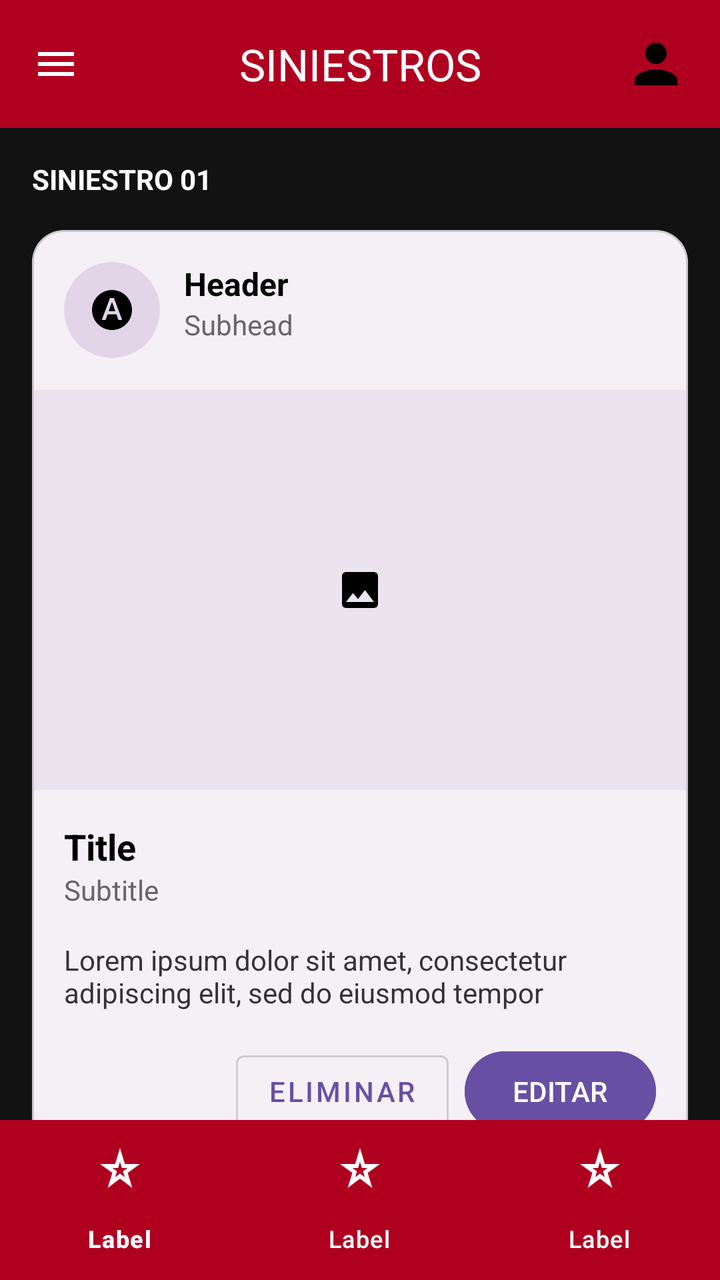
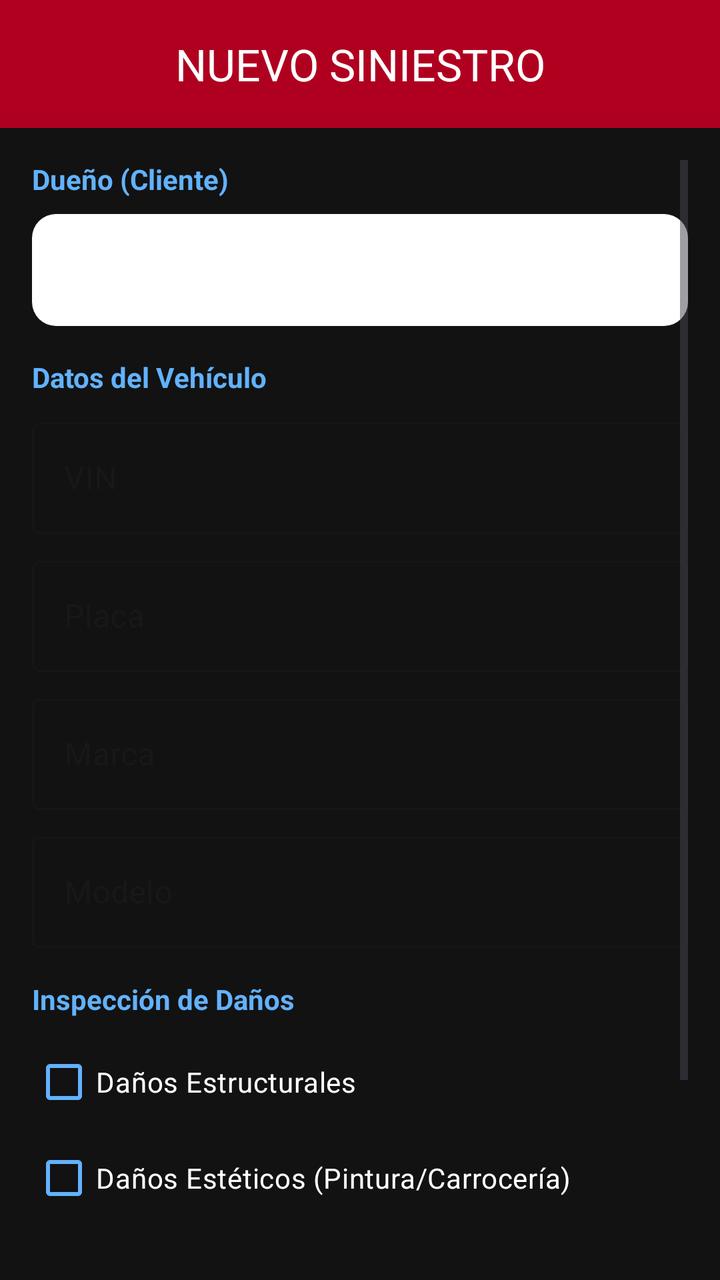

Before-and-after screenshots of an Android layout around one commit, followed by the original layout XML and the change that was made.
<!-- AndroidManifest.xml: application theme Theme.Autotechs -->
<!-- res/layout/activity_siniestros_crud.xml -->
<?xml version="1.0" encoding="utf-8"?>
<androidx.constraintlayout.widget.ConstraintLayout
    xmlns:android="http://schemas.android.com/apk/res/android"
    xmlns:app="http://schemas.android.com/apk/res-auto"
    android:layout_width="match_parent"
    android:layout_height="match_parent"
    android:background="#121212">

    <com.google.android.material.appbar.AppBarLayout
        android:id="@+id/appBarLayout"
        android:layout_width="match_parent"
        android:layout_height="wrap_content"
        app:layout_constraintTop_toTopOf="parent">

        <com.google.android.material.appbar.MaterialToolbar
            android:id="@+id/topAppBar"
            android:layout_width="match_parent"
            android:layout_height="?attr/actionBarSize"
            android:background="#B00020"
            app:navigationIcon="@drawable/ic_menu"
            app:navigationIconTint="@android:color/white"
            app:title="SINIESTROS"
            app:titleCentered="true"
            app:titleTextColor="@android:color/white">

            <ImageView
                android:layout_width="32dp"
                android:layout_height="32dp"
                android:layout_gravity="end"
                android:layout_marginEnd="16dp"
                android:src="@drawable/ic_profile_placeholder" />
        </com.google.android.material.appbar.MaterialToolbar>
    </com.google.android.material.appbar.AppBarLayout>

    <TextView
        android:id="@+id/tvLabelCliente"
        android:layout_width="wrap_content"
        android:layout_height="wrap_content"
        android:layout_marginStart="16dp"
        android:layout_marginTop="16dp"
        android:text="SINIESTRO 01"
        android:textColor="@android:color/white"
        android:textStyle="bold"
        app:layout_constraintStart_toStartOf="parent"
        app:layout_constraintTop_toBottomOf="@id/appBarLayout" />

    <com.google.android.material.card.MaterialCardView
        android:layout_width="match_parent"
        android:layout_height="wrap_content"
        android:layout_margin="16dp"
        app:cardCornerRadius="16dp"
        app:cardBackgroundColor="#F5F0F6"
        app:layout_constraintTop_toBottomOf="@id/tvLabelCliente">

        <LinearLayout
            android:layout_width="match_parent"
            android:layout_height="wrap_content"
            android:orientation="vertical">

            <RelativeLayout
                android:layout_width="match_parent"
                android:layout_height="wrap_content"
                android:padding="16dp">

                <com.google.android.material.imageview.ShapeableImageView
                    android:id="@+id/avatar"
                    android:layout_width="48dp"
                    android:layout_height="48dp"
                    android:background="#E1D5E7"
                    android:scaleType="center"
                    android:src="@drawable/ic_letter_a"
                    app:shapeAppearanceOverlay="@style/CircleImage" />

                <LinearLayout
                    android:layout_width="wrap_content"
                    android:layout_height="wrap_content"
                    android:layout_toEndOf="@id/avatar"
                    android:layout_marginStart="12dp"
                    android:orientation="vertical">

                    <TextView
                        android:layout_width="wrap_content"
                        android:layout_height="wrap_content"
                        android:text="Header"
                        android:textColor="#000000"
                        android:textSize="16sp"
                        android:textStyle="bold" />

                    <TextView
                        android:layout_width="wrap_content"
                        android:layout_height="wrap_content"
                        android:text="Subhead"
                        android:textColor="#666666" />
                </LinearLayout>
            </RelativeLayout>

            <ImageView
                android:layout_width="match_parent"
                android:layout_height="200dp"
                android:background="#EBE4EF"
                android:scaleType="centerInside"
                android:src="@drawable/ic_shapes_placeholder" />

            <LinearLayout
                android:layout_width="match_parent"
                android:layout_height="wrap_content"
                android:padding="16dp"
                android:orientation="vertical">

                <TextView
                    android:layout_width="wrap_content"
                    android:layout_height="wrap_content"
                    android:text="Title"
                    android:textColor="#000000"
                    android:textSize="18sp"
                    android:textStyle="bold" />

                <TextView
                    android:layout_width="wrap_content"
                    android:layout_height="wrap_content"
                    android:text="Subtitle"
                    android:textColor="#666666" />

                <TextView
                    android:layout_width="match_parent"
                    android:layout_height="wrap_content"
                    android:layout_marginTop="16dp"
                    android:text="Lorem ipsum dolor sit amet, consectetur adipiscing elit, sed do eiusmod tempor"
                    android:textColor="#333333" />

                <LinearLayout
                    android:layout_width="wrap_content"
                    android:layout_height="wrap_content"
                    android:layout_gravity="end"
                    android:layout_marginTop="16dp"
                    android:orientation="horizontal">

                    <com.google.android.material.button.MaterialButton
                        style="@style/Widget.MaterialComponents.Button.OutlinedButton"
                        android:layout_width="wrap_content"
                        android:layout_height="wrap_content"
                        android:layout_marginEnd="8dp"
                        android:text="ELIMINAR"
                        android:textColor="#6750A4"
                        app:strokeColor="#CCCCCC" />

                    <com.google.android.material.button.MaterialButton
                        android:id="@+id/btnEditar"
                        android:layout_width="wrap_content"
                        android:layout_height="wrap_content"
                        android:backgroundTint="#6750A4"
                        android:text="EDITAR"
                        android:textColor="@android:color/white" />
                </LinearLayout>
            </LinearLayout>
        </LinearLayout>
    </com.google.android.material.card.MaterialCardView>

    <com.google.android.material.bottomnavigation.BottomNavigationView
        android:id="@+id/bottomNavigation"
        android:layout_width="match_parent"
        android:layout_height="wrap_content"
        android:background="#B00020"
        app:itemIconTint="@android:color/white"
        app:itemTextColor="@android:color/white"
        app:layout_constraintBottom_toBottomOf="parent"
        app:menu="@menu/bottom_nav_menu" />

</androidx.constraintlayout.widget.ConstraintLayout>
<!-- resources referenced by this layout -->
<resources>
  <!-- drawable ic_letter_a (drawable) -->
  <vector xmlns:android="http://schemas.android.com/apk/res/android" android:height="24dp" android:tint="#000000" android:viewportHeight="24" android:viewportWidth="24" android:width="24dp">
        
      <path android:fillColor="@android:color/white" android:pathData="M12.04,8.04l-0.09,0l-1.6,4.55l3.29,0z"/>
        
      <path android:fillColor="@android:color/white" android:pathData="M12,2C6.48,2 2,6.48 2,12s4.48,10 10,10s10,-4.48 10,-10S17.52,2 12,2zM15.21,17l-0.98,-2.81H9.78l-1,2.81h-1.9l4.13,-11h1.97l4.13,11H15.21z"/>
      
  </vector>
  <!-- drawable ic_menu (drawable) -->
  <vector xmlns:android="http://schemas.android.com/apk/res/android" android:height="24dp" android:tint="#000000" android:viewportHeight="24" android:viewportWidth="24" android:width="24dp">
        
      <path android:fillColor="@android:color/white" android:pathData="M3,18h18v-2L3,16v2zM3,13h18v-2L3,11v2zM3,6v2h18L21,6L3,6z"/>
      
  </vector>
  <!-- drawable ic_profile_placeholder (drawable) -->
  <vector xmlns:android="http://schemas.android.com/apk/res/android" android:height="24dp" android:tint="#000000" android:viewportHeight="24" android:viewportWidth="24" android:width="24dp">
        
      <path android:fillColor="@android:color/white" android:pathData="M12,12c2.21,0 4,-1.79 4,-4s-1.79,-4 -4,-4 -4,1.79 -4,4 1.79,4 4,4zM12,14c-2.67,0 -8,1.34 -8,4v2h16v-2c0,-2.66 -5.33,-4 -8,-4z"/>
      
  </vector>
  <!-- drawable ic_shapes_placeholder (drawable) -->
  <vector xmlns:android="http://schemas.android.com/apk/res/android" android:height="24dp" android:tint="#000000" android:viewportHeight="24" android:viewportWidth="24" android:width="24dp">
        
      <path android:fillColor="@android:color/white" android:pathData="M21,19V5c0,-1.1 -0.9,-2 -2,-2H5c-1.1,0 -2,0.9 -2,2v14c0,1.1 0.9,2 2,2h14c1.1,0 2,-0.9 2,-2zM8.5,13.5l2.5,3.01L14.5,12l4.5,6H5l3.5,-4.5z"/>
      
  </vector>
  <style name="CircleImage">
          <item name="cornerSize">50%</item>
      </style>
  <style name="Theme.Autotechs" parent="Base.Theme.Autotechs" />
  <style name="Base.Theme.Autotechs" parent="Theme.Material3.DayNight.NoActionBar">
          
          
      </style>
</resources>

<!-- the commit's change to res/layout/activity_siniestros_crud.xml (unified diff, before → after) -->
@@ -17,153 +17,143 @@
             android:layout_width="match_parent"
             android:layout_height="?attr/actionBarSize"
             android:background="#B00020"
-            app:navigationIcon="@drawable/ic_menu"
             app:navigationIconTint="@android:color/white"
-            app:title="SINIESTROS"
+            app:title="NUEVO SINIESTRO"
             app:titleCentered="true"
-            app:titleTextColor="@android:color/white">
-
-            <ImageView
-                android:layout_width="32dp"
-                android:layout_height="32dp"
-                android:layout_gravity="end"
-                android:layout_marginEnd="16dp"
-                android:src="@drawable/ic_profile_placeholder" />
-        </com.google.android.material.appbar.MaterialToolbar>
+            app:titleTextColor="@android:color/white" />
     </com.google.android.material.appbar.AppBarLayout>
 
-    <TextView
-        android:id="@+id/tvLabelCliente"
-        android:layout_width="wrap_content"
-        android:layout_height="wrap_content"
-        android:layout_marginStart="16dp"
-        android:layout_marginTop="16dp"
-        android:text="SINIESTRO 01"
-        android:textColor="@android:color/white"
-        android:textStyle="bold"
-        app:layout_constraintStart_toStartOf="parent"
-        app:layout_constraintTop_toBottomOf="@id/appBarLayout" />
-
-    <com.google.android.material.card.MaterialCardView
+    <ScrollView
         android:layout_width="match_parent"
-        android:layout_height="wrap_content"
-        android:layout_margin="16dp"
-        app:cardCornerRadius="16dp"
-        app:cardBackgroundColor="#F5F0F6"
-        app:layout_constraintTop_toBottomOf="@id/tvLabelCliente">
+        android:layout_height="0dp"
+        android:padding="16dp"
+        app:layout_constraintTop_toBottomOf="@id/appBarLayout"
+        app:layout_constraintBottom_toBottomOf="parent">
 
         <LinearLayout
             android:layout_width="match_parent"
             android:layout_height="wrap_content"
             android:orientation="vertical">
 
-            <RelativeLayout
+            <TextView
+                android:layout_width="wrap_content"
+                android:layout_height="wrap_content"
+                android:text="Dueño (Cliente)"
+                android:textColor="#62B2FD"
+                android:textStyle="bold"
+                android:layout_marginBottom="8dp"/>
+
+            <Spinner
+                android:id="@+id/spClientes"
+                android:layout_width="match_parent"
+                android:layout_height="56dp"
+                android:layout_marginBottom="16dp"
+                android:background="@drawable/rounded_input_bg"
+                android:padding="8dp" />
+
+            <TextView
+                android:layout_width="wrap_content"
+                android:layout_height="wrap_content"
+                android:text="Datos del Vehículo"
+                android:textColor="#62B2FD"
+                android:textStyle="bold"
+                android:layout_marginBottom="8dp"/>
+
+            <com.google.android.material.textfield.TextInputLayout
                 android:layout_width="match_parent"
                 android:layout_height="wrap_content"
-                android:padding="16dp">
+                android:layout_marginBottom="8dp"
+                style="@style/Widget.MaterialComponents.TextInputLayout.OutlinedBox">
+                <com.google.android.material.textfield.TextInputEditText
+                    android:id="@+id/etVin"
+                    android:layout_width="match_parent"
+                    android:layout_height="wrap_content"
+                    android:hint="VIN"
+                    android:textColor="@android:color/white"/>
+            </com.google.android.material.textfield.TextInputLayout>
 
-                <com.google.android.material.imageview.ShapeableImageView
-                    android:id="@+id/avatar"
-                    android:layout_width="48dp"
-                    android:layout_height="48dp"
-                    android:background="#E1D5E7"
-                    android:scaleType="center"
-                    android:src="@drawable/ic_letter_a"
-                    app:shapeAppearanceOverlay="@style/CircleImage" />
-
-                <LinearLayout
-                    android:layout_width="wrap_content"
-                    android:layout_height="wrap_content"
-                    android:layout_toEndOf="@id/avatar"
-                    android:layout_marginStart="12dp"
-                    android:orientation="vertical">
-
-                    <TextView
-                        android:layout_width="wrap_content"
-                        android:layout_height="wrap_content"
-                        android:text="Header"
-                        android:textColor="#000000"
-                        android:textSize="16sp"
-                        android:textStyle="bold" />
-
-                    <TextView
-                        android:layout_width="wrap_content"
-                        android:layout_height="wrap_content"
-                        android:text="Subhead"
-                        android:textColor="#666666" />
-                </LinearLayout>
-            </RelativeLayout>
-
-            <ImageView
-                android:layout_width="match_parent"
-                android:layout_height="200dp"
-                android:background="#EBE4EF"
-                android:scaleType="centerInside"
-                android:src="@drawable/ic_shapes_placeholder" />
-
-            <LinearLayout
+            <com.google.android.material.textfield.TextInputLayout
                 android:layout_width="match_parent"
                 android:layout_height="wrap_content"
-                android:padding="16dp"
-                android:orientation="vertical">
-
-                <TextView
-                    android:layout_width="wrap_content"
-                    android:layout_height="wrap_content"
-                    android:text="Title"
-                    android:textColor="#000000"
-                    android:textSize="18sp"
-                    android:textStyle="bold" />
-
-                <TextView
-                    android:layout_width="wrap_content"
-                    android:layout_height="wrap_content"
-                    android:text="Subtitle"
-                    android:textColor="#666666" />
-
-                <TextView
+                android:layout_marginBottom="8dp"
+                style="@style/Widget.MaterialComponents.TextInputLayout.OutlinedBox">
+                <com.google.android.material.textfield.TextInputEditText
+                    android:id="@+id/etPlaca"
                     android:layout_width="match_parent"
                     android:layout_height="wrap_content"
-                    android:layout_marginTop="16dp"
-                    android:text="Lorem ipsum dolor sit amet, consectetur adipiscing elit, sed do eiusmod tempor"
-                    android:textColor="#333333" />
+                    android:hint="Placa"
+                    android:textColor="@android:color/white"/>
+            </com.google.android.material.textfield.TextInputLayout>
 
-                <LinearLayout
-                    android:layout_width="wrap_content"
+            <com.google.android.material.textfield.TextInputLayout
+                android:layout_width="match_parent"
+                android:layout_height="wrap_content"
+                android:layout_marginBottom="8dp"
+                style="@style/Widget.MaterialComponents.TextInputLayout.OutlinedBox">
+                <com.google.android.material.textfield.TextInputEditText
+                    android:id="@+id/etMarca"
+                    android:layout_width="match_parent"
                     android:layout_height="wrap_content"
-                    android:layout_gravity="end"
-                    android:layout_marginTop="16dp"
-                    android:orientation="horizontal">
+                    android:hint="Marca"
+                    android:textColor="@android:color/white"/>
+            </com.google.android.material.textfield.TextInputLayout>
 
-                    <com.google.android.material.button.MaterialButton
-                        style="@style/Widget.MaterialComponents.Button.OutlinedButton"
-                        android:layout_width="wrap_content"
-                        android:layout_height="wrap_content"
-                        android:layout_marginEnd="8dp"
-                        android:text="ELIMINAR"
-                        android:textColor="#6750A4"
-                        app:strokeColor="#CCCCCC" />
+            <com.google.android.material.textfield.TextInputLayout
+                android:layout_width="match_parent"
+                android:layout_height="wrap_content"
+                android:layout_marginBottom="16dp"
+                style="@style/Widget.MaterialComponents.TextInputLayout.OutlinedBox">
+                <com.google.android.material.textfield.TextInputEditText
+                    android:id="@+id/etModelo"
+                    android:layout_width="match_parent"
+                    android:layout_height="wrap_content"
+                    android:hint="Modelo"
+                    android:textColor="@android:color/white"/>
+            </com.google.android.material.textfield.TextInputLayout>
 
-                    <com.google.android.material.button.MaterialButton
-                        android:id="@+id/btnEditar"
-                        android:layout_width="wrap_content"
-                        android:layout_height="wrap_content"
-                        android:backgroundTint="#6750A4"
-                        android:text="EDITAR"
-                        android:textColor="@android:color/white" />
-                </LinearLayout>
-            </LinearLayout>
+            <TextView
+                android:layout_width="wrap_content"
+                android:layout_height="wrap_content"
+                android:text="Inspección de Daños"
+                android:textColor="#62B2FD"
+                android:textStyle="bold"
+                android:layout_marginBottom="8dp"/>
+
+            <CheckBox
+                android:id="@+id/cbDanoEstructural"
+                android:layout_width="match_parent"
+                android:layout_height="wrap_content"
+                android:text="Daños Estructurales"
+                android:textColor="@android:color/white"
+                android:buttonTint="#62B2FD"/>
+
+            <CheckBox
+                android:id="@+id/cbDanoEstetico"
+                android:layout_width="match_parent"
+                android:layout_height="wrap_content"
+                android:text="Daños Estéticos (Pintura/Carrocería)"
+                android:textColor="@android:color/white"
+                android:buttonTint="#62B2FD"/>
+
+            <CheckBox
+                android:id="@+id/cbDanoMecanico"
+                android:layout_width="match_parent"
+                android:layout_height="wrap_content"
+                android:text="Daños Mecánicos"
+                android:textColor="@android:color/white"
+                android:buttonTint="#62B2FD"/>
+
+            <com.google.android.material.button.MaterialButton
+                android:id="@+id/btnGuardarSiniestro"
+                android:layout_width="match_parent"
+                android:layout_height="60dp"
+                android:layout_marginTop="24dp"
+                android:backgroundTint="#6750A4"
+                android:text="REGISTRAR RECEPCIÓN"
+                android:textColor="@android:color/white"
+                android:textStyle="bold" />
+
         </LinearLayout>
-    </com.google.android.material.card.MaterialCardView>
-
-    <com.google.android.material.bottomnavigation.BottomNavigationView
-        android:id="@+id/bottomNavigation"
-        android:layout_width="match_parent"
-        android:layout_height="wrap_content"
-        android:background="#B00020"
-        app:itemIconTint="@android:color/white"
-        app:itemTextColor="@android:color/white"
-        app:layout_constraintBottom_toBottomOf="parent"
-        app:menu="@menu/bottom_nav_menu" />
+    </ScrollView>
 
 </androidx.constraintlayout.widget.ConstraintLayout>
<!-- resource entries referenced after the edit -->
@@ -1,34 +1,11 @@
 <!-- resources referenced by this layout -->
 <resources>
-  <!-- drawable ic_letter_a (drawable) -->
-  <vector xmlns:android="http://schemas.android.com/apk/res/android" android:height="24dp" android:tint="#000000" android:viewportHeight="24" android:viewportWidth="24" android:width="24dp">
-        
-      <path android:fillColor="@android:color/white" android:pathData="M12.04,8.04l-0.09,0l-1.6,4.55l3.29,0z"/>
-        
-      <path android:fillColor="@android:color/white" android:pathData="M12,2C6.48,2 2,6.48 2,12s4.48,10 10,10s10,-4.48 10,-10S17.52,2 12,2zM15.21,17l-0.98,-2.81H9.78l-1,2.81h-1.9l4.13,-11h1.97l4.13,11H15.21z"/>
-      
-  </vector>
-  <!-- drawable ic_menu (drawable) -->
-  <vector xmlns:android="http://schemas.android.com/apk/res/android" android:height="24dp" android:tint="#000000" android:viewportHeight="24" android:viewportWidth="24" android:width="24dp">
-        
-      <path android:fillColor="@android:color/white" android:pathData="M3,18h18v-2L3,16v2zM3,13h18v-2L3,11v2zM3,6v2h18L21,6L3,6z"/>
-      
-  </vector>
-  <!-- drawable ic_profile_placeholder (drawable) -->
-  <vector xmlns:android="http://schemas.android.com/apk/res/android" android:height="24dp" android:tint="#000000" android:viewportHeight="24" android:viewportWidth="24" android:width="24dp">
-        
-      <path android:fillColor="@android:color/white" android:pathData="M12,12c2.21,0 4,-1.79 4,-4s-1.79,-4 -4,-4 -4,1.79 -4,4 1.79,4 4,4zM12,14c-2.67,0 -8,1.34 -8,4v2h16v-2c0,-2.66 -5.33,-4 -8,-4z"/>
-      
-  </vector>
-  <!-- drawable ic_shapes_placeholder (drawable) -->
-  <vector xmlns:android="http://schemas.android.com/apk/res/android" android:height="24dp" android:tint="#000000" android:viewportHeight="24" android:viewportWidth="24" android:width="24dp">
-        
-      <path android:fillColor="@android:color/white" android:pathData="M21,19V5c0,-1.1 -0.9,-2 -2,-2H5c-1.1,0 -2,0.9 -2,2v14c0,1.1 0.9,2 2,2h14c1.1,0 2,-0.9 2,-2zM8.5,13.5l2.5,3.01L14.5,12l4.5,6H5l3.5,-4.5z"/>
-      
-  </vector>
-  <style name="CircleImage">
-          <item name="cornerSize">50%</item>
-      </style>
+  <!-- drawable rounded_input_bg (drawable) -->
+  <?xml version="1.0" encoding="utf-8"?>
+  <shape xmlns:android="http://schemas.android.com/apk/res/android">
+      <solid android:color="@android:color/white" />
+      <corners android:radius="12dp" />
+  </shape>
   <style name="Theme.Autotechs" parent="Base.Theme.Autotechs" />
   <style name="Base.Theme.Autotechs" parent="Theme.Material3.DayNight.NoActionBar">
           
